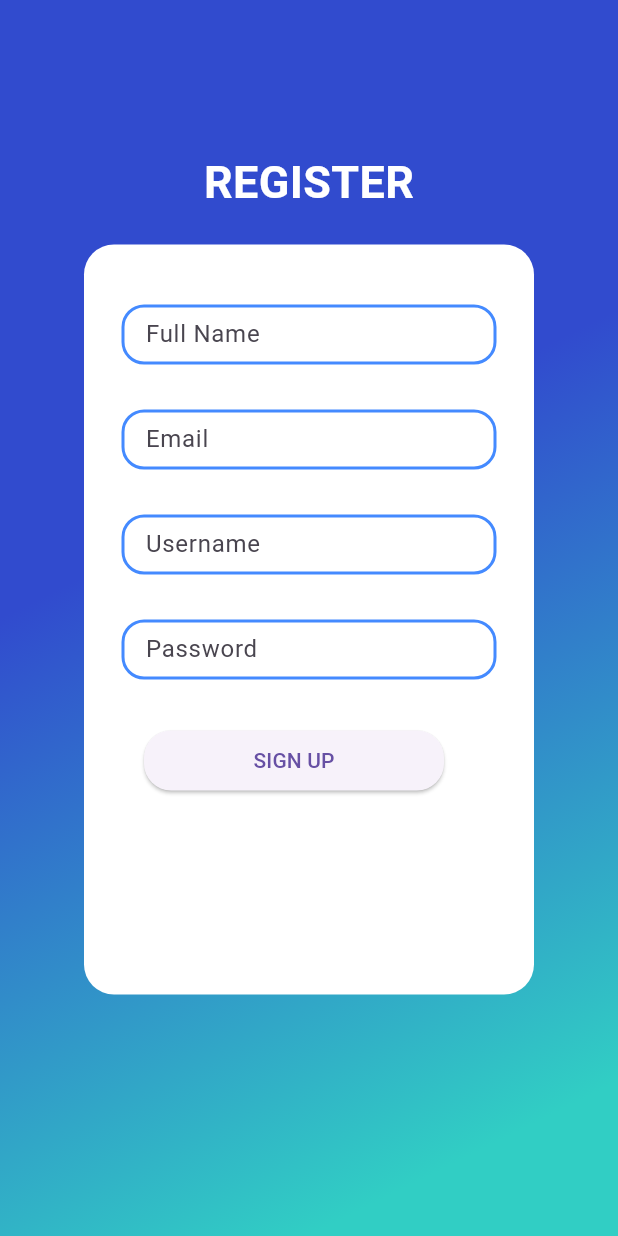
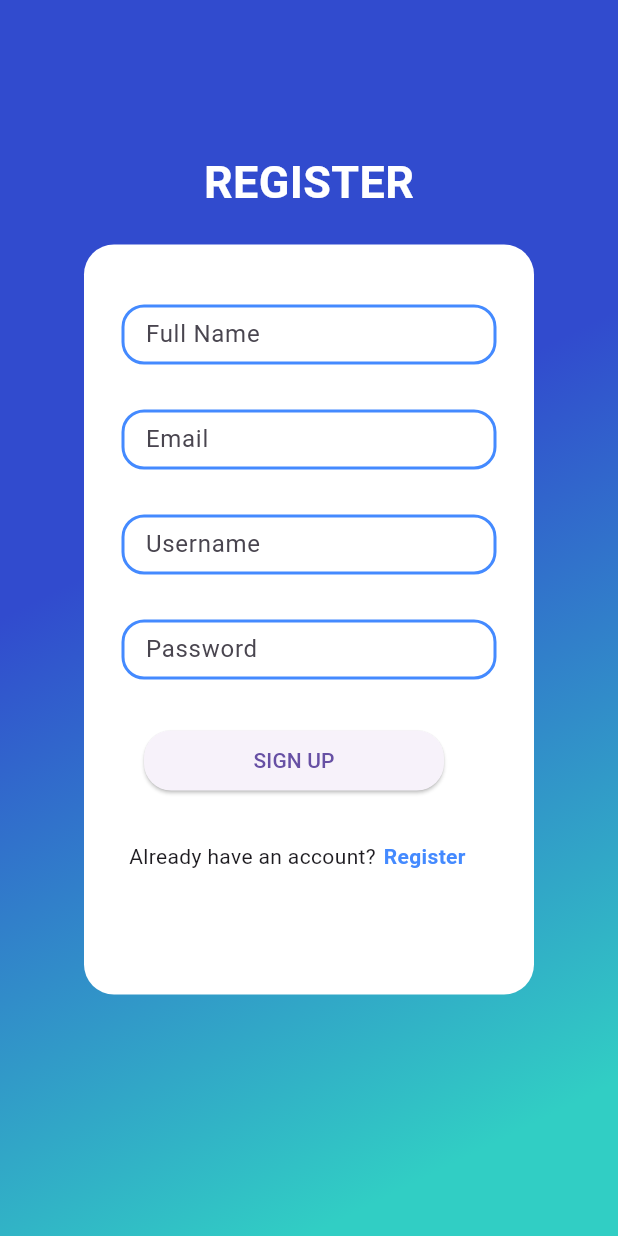
Before and after one commit to MohamedTarek26/Expenses_App-HCI_Project, a Flutter app: the RegisterPage screen opened by its route, on a phone screen of 412 x 824 dp. Run offline on Flutter 3.47's test engine with Material 3 defaults, Android fonts, the phone set to English and light mode, and no system bars; our stand-ins replace gap.

Commit message:
add Register page

```diff
--- a/lib/Register.dart
+++ b/lib/Register.dart
@@ -24,14 +24,14 @@ class _RegisterPageState extends State<RegisterPage> {
         child: Center(
           child: Column(
             children: [
-              Gap(100),
-              Text('REGISTER',style: TextStyle(
+              const Gap(100),
+              const Text('REGISTER',style: TextStyle(
                 color: Colors.white,
                 fontWeight: FontWeight.bold,
                 fontSize: 30,
 
               )),
-              Gap(20),
+              const Gap(20),
               Container(
                 width: 300,
                 height: 500,
@@ -41,46 +41,46 @@ class _RegisterPageState extends State<RegisterPage> {
                 ),
                 child: Column(
                   children: [
-                    Gap(40),
+                    const Gap(40),
                     TextField(
                       decoration: InputDecoration(
                           border: const OutlineInputBorder(),
                           label: const Text("Full Name"),
                           constraints: const BoxConstraints(maxWidth: 250, maxHeight: 40),
                           enabledBorder: OutlineInputBorder(
-                            borderSide: BorderSide(width: 2, color: Colors.blueAccent),
+                            borderSide: const BorderSide(width: 2, color: Colors.blueAccent),
                             borderRadius: BorderRadius.circular(15),
                           )),
                       onChanged: (value) {
                       },
                     ),
-                    Gap(30),
+                    const Gap(30),
                     TextField(
                       decoration: InputDecoration(
                           border: const OutlineInputBorder(),
                           label: const Text("Email"),
                           constraints: const BoxConstraints(maxWidth: 250, maxHeight: 40),
                           enabledBorder: OutlineInputBorder(
-                            borderSide: BorderSide(width: 2, color: Colors.blueAccent),
+                            borderSide: const BorderSide(width: 2, color: Colors.blueAccent),
                             borderRadius: BorderRadius.circular(15),
                           )),
                       onChanged: (value) {
                       },
                     ),
-                    Gap(30),
+                    const Gap(30),
                     TextField(
                       decoration: InputDecoration(
                           border: const OutlineInputBorder(),
                           label: const Text("Username"),
                           constraints: const BoxConstraints(maxWidth: 250, maxHeight: 40),
                           enabledBorder: OutlineInputBorder(
-                            borderSide: BorderSide(width: 2, color: Colors.blueAccent),
+                            borderSide: const BorderSide(width: 2, color: Colors.blueAccent),
                             borderRadius: BorderRadius.circular(15),
                           )),
                       onChanged: (value) {
                       },
                     ),
-                    Gap(30),
+                    const Gap(30),
                     TextField(
                       keyboardType: TextInputType.visiblePassword,
                       decoration: InputDecoration(
@@ -88,16 +88,16 @@ class _RegisterPageState extends State<RegisterPage> {
                           label: const Text("Password"),
                           constraints: const BoxConstraints(maxWidth: 250, maxHeight: 40),
                           enabledBorder: OutlineInputBorder(
-                            borderSide: BorderSide(width: 2, color: Colors.blueAccent),
+                            borderSide: const BorderSide(width: 2, color: Colors.blueAccent),
                             borderRadius: BorderRadius.circular(15),
                           )),
                       onChanged: (value) {
                       },
                     ),
-                    Gap(30),
+                    const Gap(30),
                     Row(
                       children: [
-                        Gap(40),
+                        const Gap(40),
                         ElevatedButton(
                           style: ButtonStyle(
                               shape: MaterialStateProperty.all<RoundedRectangleBorder>(
@@ -105,12 +105,26 @@ class _RegisterPageState extends State<RegisterPage> {
                                       borderRadius: BorderRadius.circular(18.0),
                                   )
                               ),
-                            fixedSize: MaterialStateProperty.all(Size(200,10)),
+                            fixedSize: MaterialStateProperty.all(const Size(200,10)),
                           ),
                           onPressed: () {
                             Navigator.pushReplacementNamed(context,"home");
                           },
-                          child: Text('SIGN UP'),
+                          child: const Text('SIGN UP'),
+                        ),
+                      ],
+                    ),
+                    const Gap(30),
+                    Row(
+                      children: [
+                        const Gap(30),
+                        const Text("Already have an account?"),
+                        const Gap(5),
+                        InkWell(
+                          child: const Text("Register",style: TextStyle(color: Colors.blueAccent,fontWeight: FontWeight.bold)),
+                          onTap: (){
+                            Navigator.pushReplacementNamed(context, "Register");
+                          },
                         ),
                       ],
                     ),
```
Also changed, not shown: lib/login_page.dart (+17 -15 lines), lib/main.dart (+10 -5 lines).
